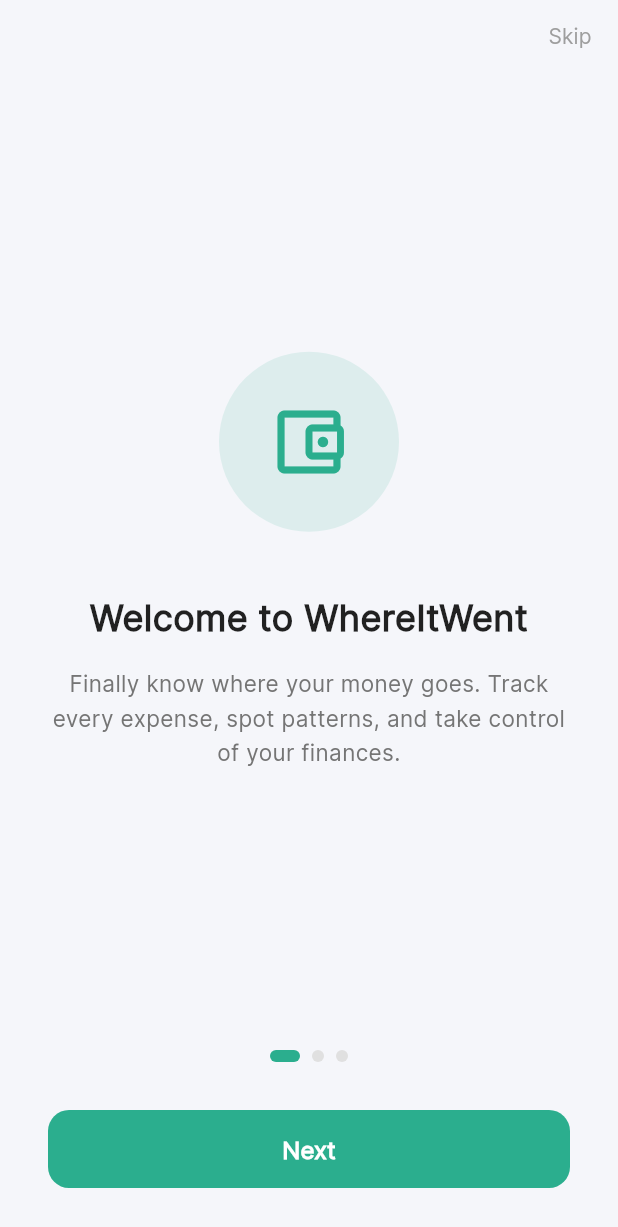
After one commit to sajid9505/Finance-Project-with-Flutter, a Flutter app: the screen it shows once a user with an empty profile is signed in, on a phone screen of 412 x 824 dp. The commit adds this screen. Shown: the top 1227 px of the screen. Run offline on Flutter 3.47's test engine with Material 3 defaults, Android fonts, the phone set to English and light mode, and no system bars; our stand-ins replace cloud_firestore, firebase_auth, firebase_core, fl_chart, flutter_riverpod, google_sign_in and 1 more; missing offline and left inert: google_mlkit_text_recognition; accounts and stored records are empty; network calls fail.

Commit message:
onboarding screen added, currency format dynamic changes added

```diff
--- a/finance_tracker_mobile_application/lib/core/utils.dart
+++ b/finance_tracker_mobile_application/lib/core/utils.dart
@@ -1,5 +1,7 @@
 import 'package:intl/intl.dart';
 
+/// Fallback formatter used during loading or in non-widget contexts.
+/// Screens with a WidgetRef should use currencyFormatProvider instead.
 final currencyFormat = NumberFormat.currency(symbol: '\$');
 
 String friendlyAuthError(String error) {
--- a/finance_tracker_mobile_application/lib/main.dart
+++ b/finance_tracker_mobile_application/lib/main.dart
@@ -1,3 +1,4 @@
+import 'package:cloud_firestore/cloud_firestore.dart';
 import 'package:firebase_core/firebase_core.dart';
 import 'package:flutter/material.dart';
 import 'package:flutter/services.dart';
@@ -5,12 +6,18 @@ import 'package:flutter_riverpod/flutter_riverpod.dart';
 import 'core/theme.dart';
 import 'firebase_options.dart';
 import 'providers/auth_provider.dart';
+import 'providers/onboarding_provider.dart';
 import 'screens/auth/login_screen.dart';
+import 'screens/onboarding/onboarding_screen.dart';
 import 'screens/shell/main_shell.dart';
 
 void main() async {
   WidgetsFlutterBinding.ensureInitialized();
   await Firebase.initializeApp(options: DefaultFirebaseOptions.currentPlatform);
+  FirebaseFirestore.instance.settings = const Settings(
+    persistenceEnabled: true,
+    cacheSizeBytes: Settings.CACHE_SIZE_UNLIMITED,
+  );
   SystemChrome.setSystemUIOverlayStyle(const SystemUiOverlayStyle(
     statusBarColor: Colors.transparent,
     statusBarIconBrightness: Brightness.light,
@@ -40,7 +47,17 @@ class AuthGate extends ConsumerWidget {
     final authState = ref.watch(authStateProvider);
 
     return authState.when(
-      data: (user) => user != null ? const MainShell() : const LoginScreen(),
+      data: (user) {
+        if (user == null) return const LoginScreen();
+        final onboardingDone = ref.watch(onboardingCompleteProvider);
+        return onboardingDone.when(
+          data: (done) => done ? const MainShell() : const OnboardingScreen(),
+          loading: () => const Scaffold(
+            body: Center(child: CircularProgressIndicator(color: kTeal)),
+          ),
+          error: (_, __) => const MainShell(),
+        );
+      },
       loading: () => const Scaffold(
         body: Center(
           child: CircularProgressIndicator(color: kTeal),
--- /dev/null
+++ b/finance_tracker_mobile_application/lib/providers/onboarding_provider.dart
@@ -0,0 +1,21 @@
+import 'package:cloud_firestore/cloud_firestore.dart';
+import 'package:flutter_riverpod/flutter_riverpod.dart';
+import 'auth_provider.dart';
+
+/// Emits true once the current user has completed onboarding.
+final onboardingCompleteProvider = StreamProvider<bool>((ref) {
+  final user = ref.watch(authStateProvider).value;
+  if (user == null) return Stream.value(true); // not our concern when logged out
+  return FirebaseFirestore.instance
+      .collection('users')
+      .doc(user.uid)
+      .snapshots()
+      .map((snap) => snap.data()?['onboardingCompleted'] == true);
+});
+
+Future<void> markOnboardingComplete(String uid) async {
+  await FirebaseFirestore.instance
+      .collection('users')
+      .doc(uid)
+      .set({'onboardingCompleted': true}, SetOptions(merge: true));
+}
--- /dev/null
+++ b/finance_tracker_mobile_application/lib/screens/onboarding/onboarding_screen.dart
@@ -0,0 +1,188 @@
+import 'package:flutter/material.dart';
+import 'package:flutter_riverpod/flutter_riverpod.dart';
+import '../../core/theme.dart';
+import '../../providers/auth_provider.dart';
+import '../../providers/onboarding_provider.dart';
+import '../shell/main_shell.dart';
+
+class OnboardingScreen extends ConsumerStatefulWidget {
+  const OnboardingScreen({super.key});
+
+  @override
+  ConsumerState<OnboardingScreen> createState() => _OnboardingScreenState();
+}
+
+class _OnboardingScreenState extends ConsumerState<OnboardingScreen> {
+  final _controller = PageController();
+  int _page = 0;
+
+  static const _pages = [
+    _OnboardingPage(
+      icon: Icons.account_balance_wallet_outlined,
+      title: 'Welcome to WhereItWent',
+      subtitle:
+          'Finally know where your money goes. Track every expense, spot patterns, and take control of your finances.',
+    ),
+    _OnboardingPage(
+      icon: Icons.pie_chart_outline,
+      title: 'Smart Breakdowns',
+      subtitle:
+          'See exactly how much you spend on essentials vs non-essentials each month, and set budgets by category.',
+    ),
+    _OnboardingPage(
+      icon: Icons.insights_outlined,
+      title: 'Forecast & Detect Drains',
+      subtitle:
+          'See your upcoming recurring charges, predict next month\'s costs, and catch silent subscriptions before they drain you.',
+    ),
+  ];
+
+  void _next() {
+    if (_page < _pages.length - 1) {
+      _controller.nextPage(
+          duration: const Duration(milliseconds: 300), curve: Curves.easeInOut);
+    } else {
+      _finish();
+    }
+  }
+
+  Future<void> _finish() async {
+    final user = ref.read(authStateProvider).value;
+    if (user != null) await markOnboardingComplete(user.uid);
+    if (mounted) {
+      Navigator.pushReplacement(
+          context, MaterialPageRoute(builder: (_) => const MainShell()));
+    }
+  }
+
+  @override
+  void dispose() {
+    _controller.dispose();
+    super.dispose();
+  }
+
+  @override
+  Widget build(BuildContext context) {
+    final isLast = _page == _pages.length - 1;
+
+    return Scaffold(
+      backgroundColor: kBackground,
+      body: SafeArea(
+        child: Column(
+          children: [
+            Align(
+              alignment: Alignment.topRight,
+              child: TextButton(
+                onPressed: _finish,
+                child: Text('Skip',
+                    style: TextStyle(color: Colors.grey.shade500, fontSize: 14)),
+              ),
+            ),
+            Expanded(
+              child: PageView.builder(
+                controller: _controller,
+                itemCount: _pages.length,
+                onPageChanged: (i) => setState(() => _page = i),
+                itemBuilder: (_, i) => _pages[i],
+              ),
+            ),
+            // Dots
+            Row(
+              mainAxisAlignment: MainAxisAlignment.center,
+              children: List.generate(
+                _pages.length,
+                (i) => AnimatedContainer(
+                  duration: const Duration(milliseconds: 250),
+                  margin: const EdgeInsets.symmetric(horizontal: 4),
+                  width: i == _page ? 20 : 8,
+                  height: 8,
+                  decoration: BoxDecoration(
+                    color: i == _page ? kTeal : Colors.grey.shade300,
+                    borderRadius: BorderRadius.circular(4),
+                  ),
+                ),
+              ),
+            ),
+            const SizedBox(height: 32),
+            Padding(
+              padding: const EdgeInsets.symmetric(horizontal: 32),
+              child: SizedBox(
+                width: double.infinity,
+                height: 52,
+                child: ElevatedButton(
+                  onPressed: _next,
+                  style: ElevatedButton.styleFrom(
+                    backgroundColor: kTeal,
+                    foregroundColor: Colors.white,
+                    shape: RoundedRectangleBorder(
+                        borderRadius: BorderRadius.circular(14)),
+                    elevation: 0,
+                  ),
+                  child: Text(
+                    isLast ? 'Get Started' : 'Next',
+                    style: const TextStyle(
+                        fontSize: 16, fontWeight: FontWeight.w600),
+                  ),
+                ),
+              ),
+            ),
+            const SizedBox(height: 32),
+          ],
+        ),
+      ),
+    );
+  }
+}
+
+class _OnboardingPage extends StatelessWidget {
+  final IconData icon;
+  final String title;
+  final String subtitle;
+
+  const _OnboardingPage({
+    required this.icon,
+    required this.title,
+    required this.subtitle,
+  });
+
+  @override
+  Widget build(BuildContext context) {
+    return Padding(
+      padding: const EdgeInsets.symmetric(horizontal: 32),
+      child: Column(
+        mainAxisAlignment: MainAxisAlignment.center,
+        children: [
+          Container(
+            width: 120,
+            height: 120,
+            decoration: BoxDecoration(
+              color: kTeal.withValues(alpha: 0.12),
+              shape: BoxShape.circle,
+            ),
+            child: Icon(icon, size: 56, color: kTeal),
+          ),
+          const SizedBox(height: 40),
+          Text(
+            title,
+            textAlign: TextAlign.center,
+            style: const TextStyle(
+              fontSize: 24,
+              fontWeight: FontWeight.bold,
+              color: Colors.black87,
+            ),
+          ),
+          const SizedBox(height: 16),
+          Text(
+            subtitle,
+            textAlign: TextAlign.center,
+            style: TextStyle(
+              fontSize: 15,
+              color: Colors.grey.shade600,
+              height: 1.5,
+            ),
+          ),
+        ],
+      ),
+    );
+  }
+}
```
Also changed, not shown: finance_tracker_mobile_application/lib/providers/currency_provider.dart (added, +20 -0 lines), finance_tracker_mobile_application/lib/screens/breakdown/spending_breakdown_screen.dart (+23 -7 lines), finance_tracker_mobile_application/lib/screens/dashboard/dashboard_screen.dart (+15 -10 lines), finance_tracker_mobile_application/lib/screens/drains/silent_drains_screen.dart (+11 -5 lines), finance_tracker_mobile_application/lib/screens/forecast/forecast_screen.dart (+10 -6 lines), finance_tracker_mobile_application/lib/screens/profile/currency_settings_screen.dart (added, +112 -0 lines), finance_tracker_mobile_application/lib/screens/profile/profile_screen.dart (+9 -0 lines), finance_tracker_mobile_application/lib/screens/splits/splits_screen.dart (+11 -5 lines), finance_tracker_mobile_application/lib/services/currency_service.dart (added, +39 -0 lines).
